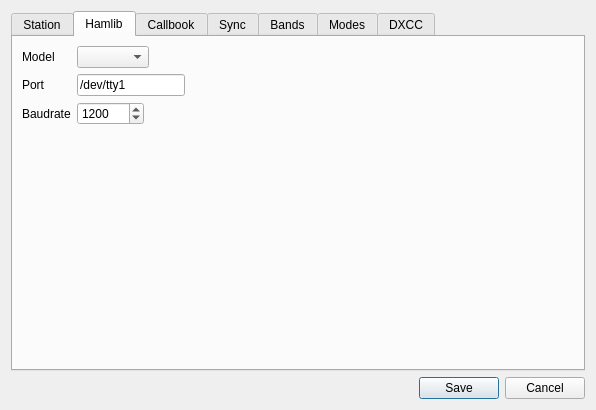
Above: ui/SettingsDialog.ui from 7h0ma5/QLog before the change. Below: the same form after it.
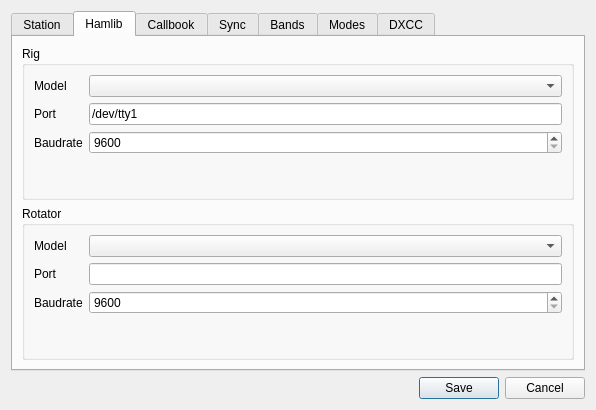
That is the form after the change. The open tabs and pages were chosen to show the change.

Commit message: Implement rotator control

The edit to the form file:
```diff
--- a/ui/SettingsDialog.ui
+++ b/ui/SettingsDialog.ui
@@ -129,55 +129,103 @@
       </attribute>
       <layout class="QGridLayout" name="gridLayout_3">
        <item row="0" column="0">
-        <layout class="QFormLayout" name="formLayout_2">
-         <property name="fieldGrowthPolicy">
-          <enum>QFormLayout::FieldsStayAtSizeHint</enum>
+        <widget class="QGroupBox" name="groupBox_6">
+         <property name="title">
+          <string>Rig</string>
          </property>
-         <item row="0" column="0">
-          <widget class="QLabel" name="hamlibModelLabel">
-           <property name="text">
-            <string>Model</string>
-           </property>
-          </widget>
-         </item>
-         <item row="2" column="0">
-          <widget class="QLabel" name="hamlibBaudLabel">
-           <property name="text">
-            <string>Baudrate</string>
-           </property>
-          </widget>
-         </item>
-         <item row="2" column="1">
-          <widget class="QSpinBox" name="hamlibBaudEdit">
-           <property name="minimum">
-            <number>75</number>
-           </property>
-           <property name="maximum">
-            <number>115200</number>
-           </property>
-           <property name="value">
-            <number>1200</number>
-           </property>
-          </widget>
-         </item>
-         <item row="1" column="0">
-          <widget class="QLabel" name="hamlibPortLabel">
-           <property name="text">
-            <string>Port</string>
-           </property>
-          </widget>
-         </item>
-         <item row="1" column="1">
-          <widget class="QLineEdit" name="hamlibPortEdit">
-           <property name="text">
-            <string>/dev/tty1</string>
-           </property>
-          </widget>
-         </item>
-         <item row="0" column="1">
-          <widget class="QComboBox" name="hamlibModelSelect"/>
-         </item>
-        </layout>
+         <layout class="QFormLayout" name="formLayout_7">
+          <item row="1" column="0">
+           <widget class="QLabel" name="rigModelLabel">
+            <property name="text">
+             <string>Model</string>
+            </property>
+           </widget>
+          </item>
+          <item row="1" column="1">
+           <widget class="QComboBox" name="rigModelSelect"/>
+          </item>
+          <item row="3" column="1">
+           <widget class="QLineEdit" name="rigPortEdit">
+            <property name="text">
+             <string>/dev/tty1</string>
+            </property>
+           </widget>
+          </item>
+          <item row="3" column="0">
+           <widget class="QLabel" name="rigPortLabel">
+            <property name="text">
+             <string>Port</string>
+            </property>
+           </widget>
+          </item>
+          <item row="4" column="0">
+           <widget class="QLabel" name="rigBaudLabel">
+            <property name="text">
+             <string>Baudrate</string>
+            </property>
+           </widget>
+          </item>
+          <item row="4" column="1">
+           <widget class="QSpinBox" name="rigBaudEdit">
+            <property name="minimum">
+             <number>9600</number>
+            </property>
+            <property name="maximum">
+             <number>115200</number>
+            </property>
+            <property name="value">
+             <number>9600</number>
+            </property>
+           </widget>
+          </item>
+         </layout>
+        </widget>
+       </item>
+       <item row="1" column="0">
+        <widget class="QGroupBox" name="groupBox_7">
+         <property name="title">
+          <string>Rotator</string>
+         </property>
+         <layout class="QFormLayout" name="formLayout_2">
+          <item row="0" column="0">
+           <widget class="QLabel" name="rotModelLabel">
+            <property name="text">
+             <string>Model</string>
+            </property>
+           </widget>
+          </item>
+          <item row="0" column="1">
+           <widget class="QComboBox" name="rotModelSelect"/>
+          </item>
+          <item row="1" column="0">
+           <widget class="QLabel" name="rotPortLabel">
+            <property name="text">
+             <string>Port</string>
+            </property>
+           </widget>
+          </item>
+          <item row="2" column="0">
+           <widget class="QLabel" name="rotBaudLabel">
+            <property name="text">
+             <string>Baudrate</string>
+            </property>
+           </widget>
+          </item>
+          <item row="2" column="1">
+           <widget class="QSpinBox" name="rotBaudEdit">
+            <property name="minimum">
+             <number>9600</number>
+            </property>
+            <property name="maximum">
+             <number>115200</number>
+            </property>
+           </widget>
+          </item>
+          <item row="1" column="1">
+           <widget class="QLineEdit" name="rotPortEdit"/>
+          </item>
+         </layout>
+        </widget>
        </item>
       </layout>
      </widget>
```
Left out of the diff: 2 changed lines with no effect on the pictures. The commit also changes 22 other files.
